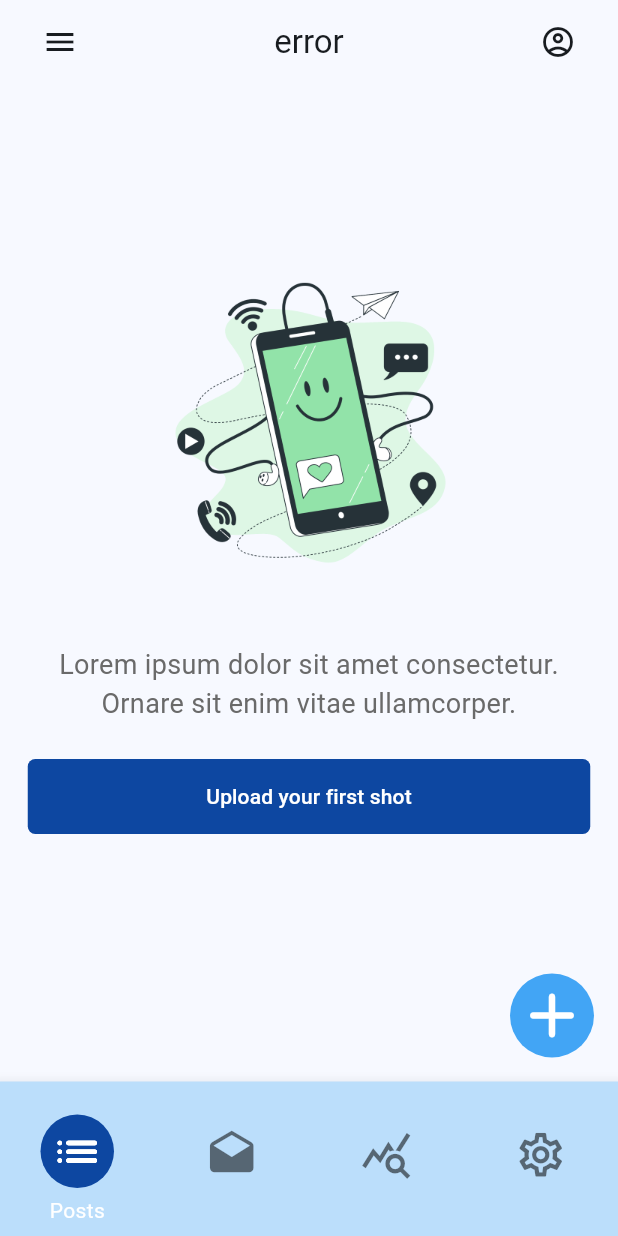
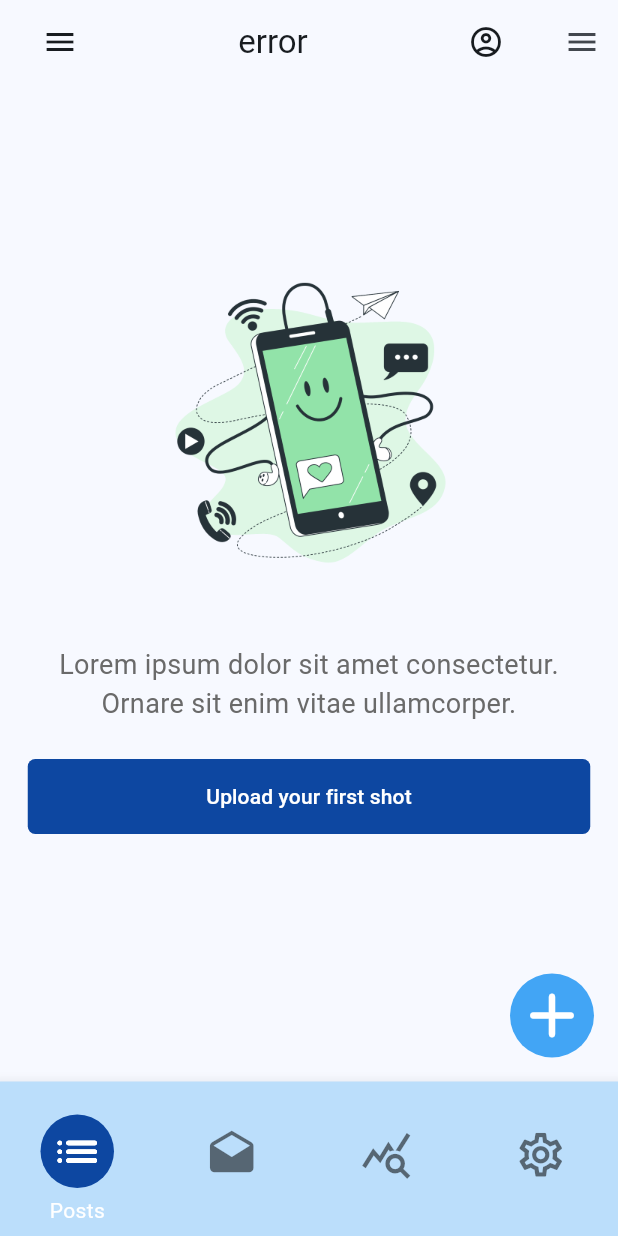
Before and after one commit to fullspeccoder-mobileDevelopment/social_media_app, a Flutter app: the screen it shows after launch, on a phone screen of 412 x 824 dp. Run offline on Flutter 3.47's test engine with Material 3 defaults, Android fonts, the phone set to English and light mode, and no system bars; our stand-ins replace firebase_auth, firebase_core, flutter_riverpod; accounts and stored records are empty.

Commit message:
Added end drawer; Added log in feature | v0.0.22

```diff
--- a/lib/main.dart
+++ b/lib/main.dart
@@ -6,7 +6,6 @@ import 'package:untitled_app/pages/login_page.dart';
 import 'package:untitled_app/pages/sign_up.dart';
 import 'package:untitled_app/pages/splash_page.dart';
 import 'package:firebase_core/firebase_core.dart';
-import 'package:untitled_app/providers/user_provider.dart';
 import 'firebase_options.dart';
 
 void main() async {
--- a/lib/pages/home_page.dart
+++ b/lib/pages/home_page.dart
@@ -135,21 +135,39 @@ class _HomePageState extends ConsumerState<HomePage> {
         title: Row(
           mainAxisAlignment: MainAxisAlignment.spaceBetween,
           children: [
-            IconButton(
-              icon: const Icon(Icons.menu),
-              onPressed: () {
-                Navigator.popAndPushNamed(context, "/log-in");
-              },
-            ),
+            Builder(builder: (context) {
+              return IconButton(
+                icon: const Icon(Icons.menu),
+                onPressed: () {
+                  Scaffold.of(context).openEndDrawer();
+                },
+              );
+            }),
             Text(currentUser.email),
             IconButton(
               icon: const Icon(Icons.account_circle_outlined),
               onPressed: () {
+                if (currentUser.email != 'error') {
+                  return;
+                }
                 Navigator.popAndPushNamed(context, "/sign-up");
               },
             )
           ],
         ),
+      ),
+      endDrawer: Column(
+        children: [
+          Expanded(
+            child: Container(
+              width: 300,
+              decoration: const BoxDecoration(
+                color: Colors.white,
+              ),
+              child: Text("Drawer will be here"),
+            ),
+          ),
+        ],
       ),
       body: _mainContent(),
       floatingActionButton: _callToActionButton(),
--- a/lib/providers/user_provider.dart
+++ b/lib/providers/user_provider.dart
@@ -10,7 +10,11 @@ class UserNotifier extends StateNotifier<LocalUser> {
   UserNotifier() : super(const LocalUser(email: "error"));
   final FirebaseAuth _auth = FirebaseAuth.instance;
 
-  void logIn() {}
+  Future<void> logIn(String email, String password) async {
+    await _auth.signInWithEmailAndPassword(email: email, password: password);
+
+    state = LocalUser(email: email);
+  }
 
   Future<void> signUp(String email, String password) async {
     await _auth.createUserWithEmailAndPassword(
```
Also changed, not shown: lib/pages/login_page.dart (+24 -3 lines).
